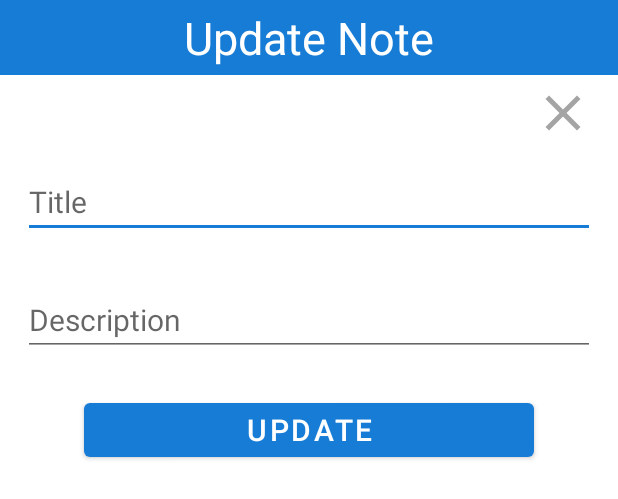
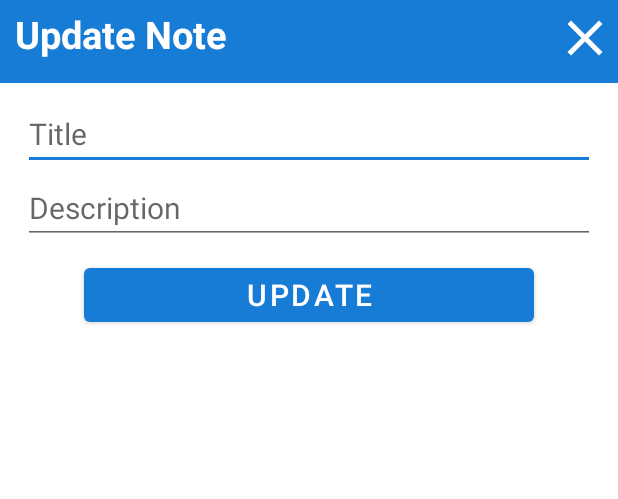
Before and after one commit to manassogale132/FundooNotesAndroidApp, an Android app: the layout dialog_content.xml on its own in the app's theme, with its tools: preview values and no code run, on a phone screen of 412 x 824 dp. Shown: the top 499 px of the screen. Run offline under Robolectric (Android 15) with nearby library versions, the phone set to English and light mode, and no system bars.

Commit message:
Modified : 'dialog_content.xml' layout.

```diff
--- a/app/src/main/res/layout/dialog_content.xml
+++ b/app/src/main/res/layout/dialog_content.xml
@@ -6,31 +6,40 @@
     android:layout_height="match_parent"
     android:orientation="vertical">
 
+    <LinearLayout
+        android:layout_width="match_parent"
+        android:layout_height="wrap_content"
+        android:orientation="horizontal"
+        android:background="#177CD6">
+
         <TextView
-        android:layout_width="match_parent"
+            android:layout_width="360dp"
             android:layout_height="50dp"
-        android:background="#177CD6"
-        android:gravity="center"
             android:text="Update Note"
+            android:layout_marginTop="5dp"
+            android:layout_marginLeft="10dp"
             android:textColor="#fff"
-        android:textSize="30sp" />
+            android:textStyle="bold"
+            android:textSize="25sp" />
 
         <ImageView
             android:id="@+id/closeDialog"
             android:layout_width="40dp"
             android:layout_height="40dp"
             android:layout_marginTop="5dp"
-        android:layout_marginLeft="355dp"
             android:src="@drawable/ic_baseline_close_24"
-        app:tint="#5B000000" />
+            app:tint="@color/white" />
+    </LinearLayout>
 
     <EditText
         android:id="@+id/titleDialog"
         android:layout_width="match_parent"
         android:layout_height="wrap_content"
+        android:layout_marginLeft="15dp"
         android:layout_marginTop="10dp"
+        android:layout_marginRight="15dp"
+        android:layout_marginBottom="1dp"
         android:hint="Title"
-        android:layout_margin="15dp"
         android:textSize="20sp" />
 
 
@@ -38,9 +47,9 @@
         android:id="@+id/descriptionDialog"
         android:layout_width="match_parent"
         android:layout_height="wrap_content"
-        android:layout_marginTop="10dp"
+        android:layout_marginLeft="15dp"
+        android:layout_marginRight="15dp"
         android:hint="Description"
-        android:layout_margin="15dp"
         android:textSize="20sp" />
 
     <Button
```
Lines whose indentation alone changed are shown as unchanged.
